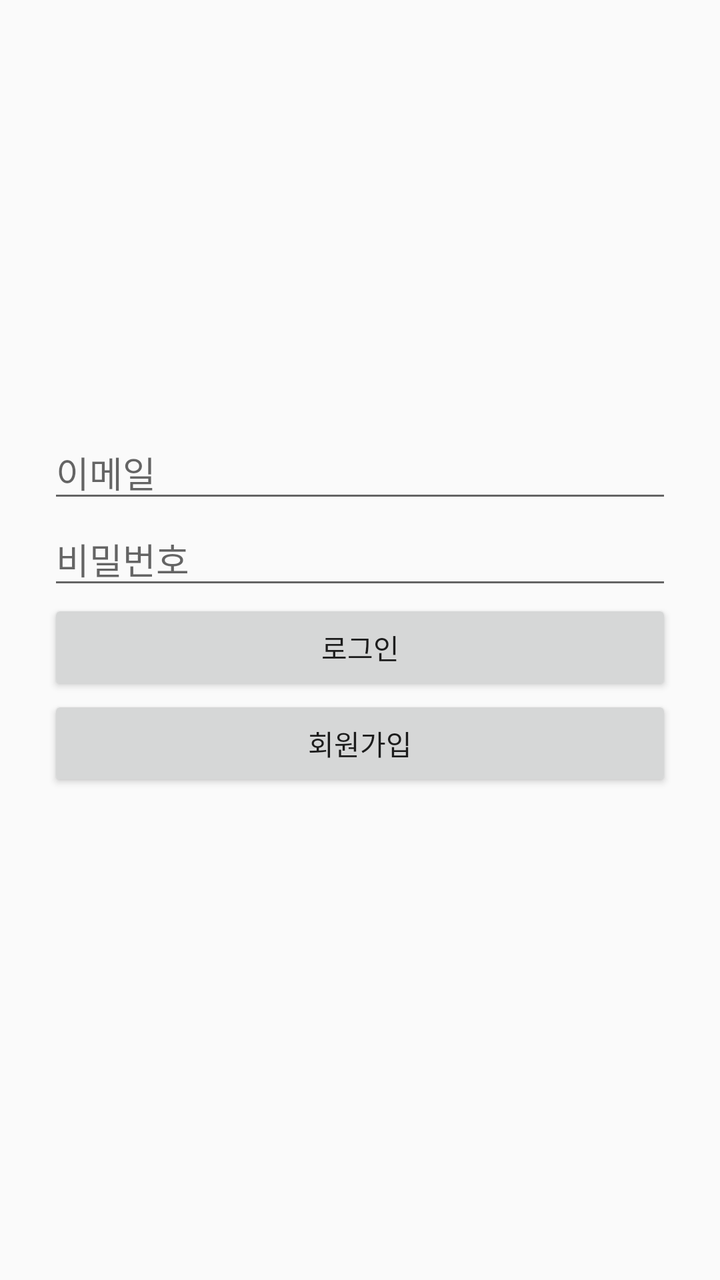
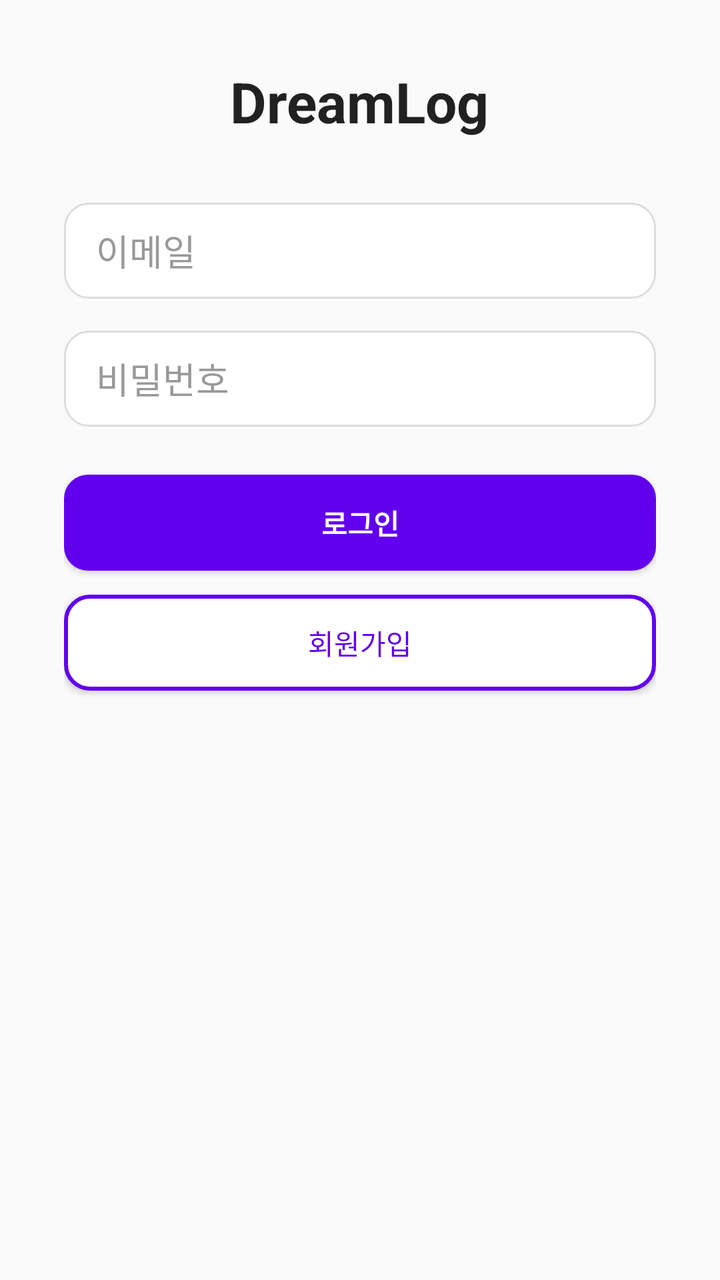

The first picture is an Android layout as it rendered before a commit; the second is the same layout after the commit. The layout source and the unified diff follow.
<!-- AndroidManifest.xml: application theme Theme.AppCompat.Light.DarkActionBar -->
<!-- res/layout/activity_login.xml -->
<?xml version="1.0" encoding="utf-8"?>
<LinearLayout xmlns:android="http://schemas.android.com/apk/res/android"
    android:layout_width="match_parent"
    android:layout_height="match_parent"
    android:orientation="vertical"
    android:padding="24dp"
    android:gravity="center_vertical">

    <EditText
        android:id="@+id/editEmail"
        android:layout_width="match_parent"
        android:layout_height="wrap_content"
        android:hint="이메일"
        android:inputType="textEmailAddress" />

    <EditText
        android:id="@+id/editPassword"
        android:layout_width="match_parent"
        android:layout_height="wrap_content"
        android:hint="비밀번호"
        android:inputType="textPassword" />

    <Button
        android:id="@+id/btnLogin"
        android:layout_width="match_parent"
        android:layout_height="wrap_content"
        android:text="로그인" />

    <Button
        android:id="@+id/btnSignup"
        android:layout_width="match_parent"
        android:layout_height="wrap_content"
        android:text="회원가입" />

    <TextView
        android:id="@+id/textError"
        android:layout_width="match_parent"
        android:layout_height="wrap_content"
        android:textColor="#FF0000"
        android:textSize="14sp"
        android:paddingTop="12dp" />
</LinearLayout>
<!-- resources referenced by this layout -->
<resources>

</resources>

<!-- the commit's change to res/layout/activity_login.xml (unified diff, before → after) -->
@@ -1,42 +1,79 @@
 <?xml version="1.0" encoding="utf-8"?>
-<LinearLayout xmlns:android="http://schemas.android.com/apk/res/android"
+<ScrollView xmlns:android="http://schemas.android.com/apk/res/android"
     android:layout_width="match_parent"
     android:layout_height="match_parent"
-    android:orientation="vertical"
-    android:padding="24dp"
-    android:gravity="center_vertical">
+    android:background="#FAFAFA">
 
-    <EditText
-        android:id="@+id/editEmail"
+    <LinearLayout
         android:layout_width="match_parent"
         android:layout_height="wrap_content"
-        android:hint="이메일"
-        android:inputType="textEmailAddress" />
+        android:orientation="vertical"
+        android:padding="32dp"
+        android:gravity="center_horizontal">
 
-    <EditText
-        android:id="@+id/editPassword"
-        android:layout_width="match_parent"
-        android:layout_height="wrap_content"
-        android:hint="비밀번호"
-        android:inputType="textPassword" />
+        <TextView
+            android:layout_width="wrap_content"
+            android:layout_height="wrap_content"
+            android:text="DreamLog"
+            android:textSize="28sp"
+            android:textStyle="bold"
+            android:textColor="#212121"
+            android:layout_marginBottom="32dp" />
 
-    <Button
-        android:id="@+id/btnLogin"
-        android:layout_width="match_parent"
-        android:layout_height="wrap_content"
-        android:text="로그인" />
+        <EditText
+            android:id="@+id/editEmail"
+            android:layout_width="match_parent"
+            android:layout_height="48dp"
+            android:hint="이메일"
+            android:background="@drawable/bg_input_rounded"
+            android:paddingHorizontal="16dp"
+            android:inputType="textEmailAddress"
+            android:textColor="#000000"
+            android:textColorHint="#999999"
+            android:layout_marginBottom="16dp" />
 
-    <Button
-        android:id="@+id/btnSignup"
-        android:layout_width="match_parent"
-        android:layout_height="wrap_content"
-        android:text="회원가입" />
+        <EditText
+            android:id="@+id/editPassword"
+            android:layout_width="match_parent"
+            android:layout_height="48dp"
+            android:hint="비밀번호"
+            android:background="@drawable/bg_input_rounded"
+            android:paddingHorizontal="16dp"
+            android:inputType="textPassword"
+            android:textColor="#000000"
+            android:textColorHint="#999999"
+            android:layout_marginBottom="24dp" />
 
-    <TextView
-        android:id="@+id/textError"
-        android:layout_width="match_parent"
-        android:layout_height="wrap_content"
-        android:textColor="#FF0000"
-        android:textSize="14sp"
-        android:paddingTop="12dp" />
-</LinearLayout>
+        <Button
+            android:id="@+id/btnLogin"
+            android:layout_width="match_parent"
+            android:layout_height="48dp"
+            android:text="로그인"
+            android:textAllCaps="false"
+            android:textStyle="bold"
+            android:textColor="#FFFFFF"
+            android:background="@drawable/bg_btn_primary"
+            android:layout_marginBottom="12dp" />
+
+        <Button
+            android:id="@+id/btnSignup"
+            android:layout_width="match_parent"
+            android:layout_height="48dp"
+            android:text="회원가입"
+            android:textAllCaps="false"
+            android:textColor="#6200EE"
+            android:background="@drawable/bg_btn_outline"
+            android:layout_marginBottom="16dp" />
+
+        <TextView
+            android:id="@+id/textError"
+            android:layout_width="match_parent"
+            android:layout_height="wrap_content"
+            android:textColor="#FF3B30"
+            android:textSize="14sp"
+            android:paddingTop="8dp"
+            android:text=""
+            android:gravity="center"/>
+
+    </LinearLayout>
+</ScrollView>
<!-- resource entries referenced after the edit -->
@@ -1,5 +1,22 @@
 <!-- resources referenced by this layout -->
 <resources>
-
+  <!-- drawable bg_btn_outline (drawable) -->
+  <shape xmlns:android="http://schemas.android.com/apk/res/android" android:shape="rectangle">
+      <solid android:color="#FFFFFF"/>
+      <stroke android:width="2dp" android:color="#6200EE"/>
+      <corners android:radius="12dp"/>
+  </shape>
+  <!-- drawable bg_btn_primary (drawable) -->
+  <shape xmlns:android="http://schemas.android.com/apk/res/android" android:shape="rectangle">
+      <solid android:color="#6200EE"/>
+      <corners android:radius="12dp"/>
+      <padding android:left="8dp" android:right="8dp" />
+  </shape>
+  <!-- drawable bg_input_rounded (drawable) -->
+  <shape xmlns:android="http://schemas.android.com/apk/res/android" android:shape="rectangle">
+      <solid android:color="#FFFFFF"/>
+      <stroke android:width="1dp" android:color="#DDDDDD"/>
+      <corners android:radius="12dp"/>
+  </shape>
 </resources>
 
